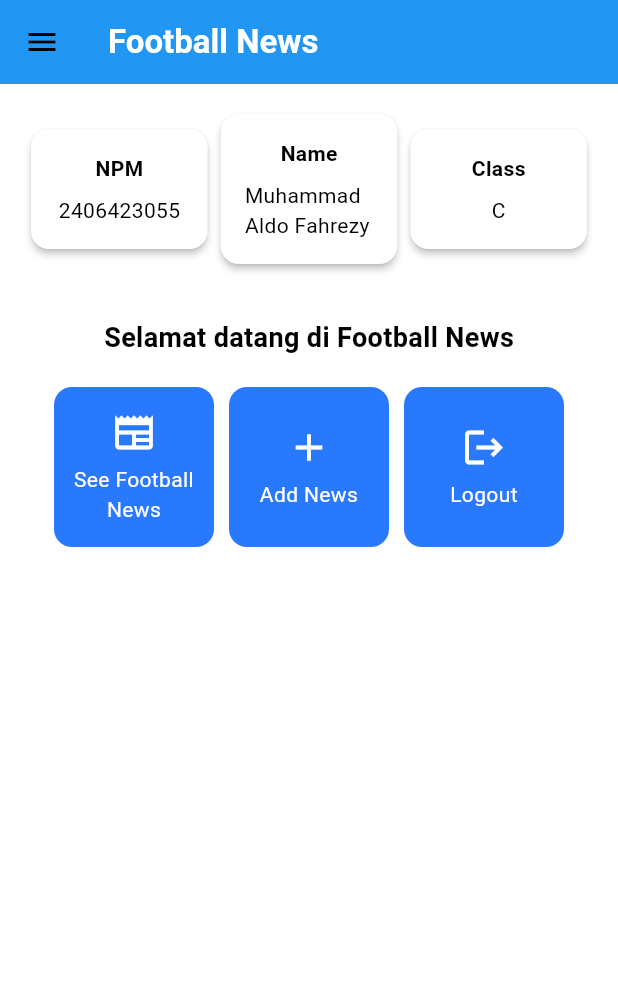
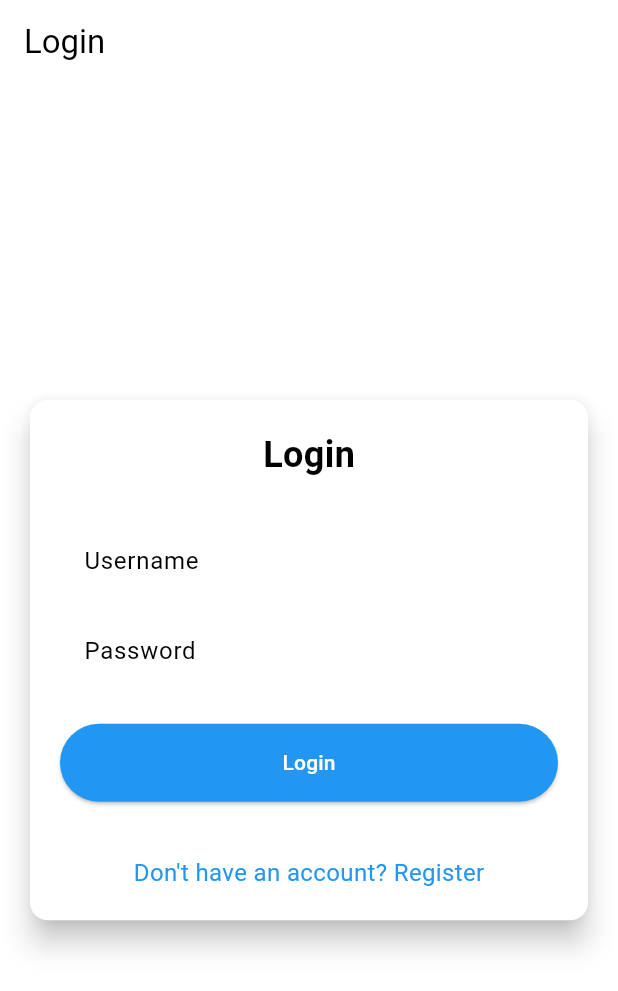
Before and after one commit to aldofahrezy/football-news-mobile, a Flutter app: the screen it shows after launch, on a phone screen of 412 x 824 dp. Shown: the top 991 px of the screen. Run offline on Flutter 3.47's test engine with Material 3 defaults, Android fonts, the phone set to English and light mode, and no system bars; missing offline and left inert: pbp_django_auth.

Commit message:
Auth features: Login and Register

```diff
--- a/lib/main.dart
+++ b/lib/main.dart
@@ -1,5 +1,8 @@
 import 'package:flutter/material.dart';
+import 'package:football_news/screens/login.dart';
 import 'package:football_news/screens/menu.dart';
+import 'package:pbp_django_auth/pbp_django_auth.dart';
+import 'package:provider/provider.dart';
 
 void main() {
   runApp(const MyApp());
@@ -11,8 +14,13 @@ class MyApp extends StatelessWidget {
   // This widget is the root of your application.
   @override
   Widget build(BuildContext context) {
-    return MaterialApp(
-      title: 'Flutter Demo',
+    return Provider(
+      create: (_) {
+        CookieRequest request = CookieRequest();
+        return request;
+      },
+      child: MaterialApp(
+        title: 'Football News',
         theme: ThemeData(
           // This is the theme of your application.
           //
@@ -33,7 +41,8 @@ class MyApp extends StatelessWidget {
             primarySwatch: Colors.blue,
           ).copyWith(secondary: Colors.blueAccent[400]),
         ),
-      home: MyHomePage(),
+        home: const LoginPage(),
+      ),
     );
   }
 }
--- /dev/null
+++ b/lib/screens/login.dart
@@ -0,0 +1,184 @@
+import 'package:football_news/screens/menu.dart';
+import 'package:flutter/material.dart';
+import 'package:pbp_django_auth/pbp_django_auth.dart';
+import 'package:provider/provider.dart';
+import 'package:football_news/screens/register.dart';
+
+void main() {
+  runApp(const LoginApp());
+}
+
+class LoginApp extends StatelessWidget {
+  const LoginApp({super.key});
+
+  @override
+  Widget build(BuildContext context) {
+    return MaterialApp(
+      title: 'Login',
+      theme: ThemeData(
+        useMaterial3: true,
+        colorScheme: ColorScheme.fromSwatch(
+          primarySwatch: Colors.blue,
+        ).copyWith(secondary: Colors.blueAccent[400]),
+      ),
+      home: const LoginPage(),
+    );
+  }
+}
+
+class LoginPage extends StatefulWidget {
+  const LoginPage({super.key});
+
+  @override
+  State<LoginPage> createState() => _LoginPageState();
+}
+
+class _LoginPageState extends State<LoginPage> {
+  final TextEditingController _usernameController = TextEditingController();
+  final TextEditingController _passwordController = TextEditingController();
+
+  @override
+  Widget build(BuildContext context) {
+    final request = context.watch<CookieRequest>();
+
+    return Scaffold(
+      appBar: AppBar(title: const Text('Login')),
+      body: Center(
+        child: SingleChildScrollView(
+          padding: const EdgeInsets.all(16.0),
+          child: Card(
+            elevation: 8,
+            shape: RoundedRectangleBorder(
+              borderRadius: BorderRadius.circular(12.0),
+            ),
+            child: Padding(
+              padding: const EdgeInsets.all(20.0),
+              child: Column(
+                mainAxisSize: MainAxisSize.min,
+                children: [
+                  const Text(
+                    'Login',
+                    style: TextStyle(
+                      fontSize: 24.0,
+                      fontWeight: FontWeight.bold,
+                    ),
+                  ),
+                  const SizedBox(height: 30.0),
+                  TextField(
+                    controller: _usernameController,
+                    decoration: const InputDecoration(
+                      labelText: 'Username',
+                      hintText: 'Enter your username',
+                      border: OutlineInputBorder(
+                        borderRadius: BorderRadius.all(Radius.circular(12.0)),
+                      ),
+                      contentPadding: EdgeInsets.symmetric(
+                        horizontal: 12.0,
+                        vertical: 8.0,
+                      ),
+                    ),
+                  ),
+                  const SizedBox(height: 12.0),
+                  TextField(
+                    controller: _passwordController,
+                    decoration: const InputDecoration(
+                      labelText: 'Password',
+                      hintText: 'Enter your password',
+                      border: OutlineInputBorder(
+                        borderRadius: BorderRadius.all(Radius.circular(12.0)),
+                      ),
+                      contentPadding: EdgeInsets.symmetric(
+                        horizontal: 12.0,
+                        vertical: 8.0,
+                      ),
+                    ),
+                    obscureText: true,
+                  ),
+                  const SizedBox(height: 24.0),
+                  ElevatedButton(
+                    onPressed: () async {
+                      String username = _usernameController.text;
+                      String password = _passwordController.text;
+
+                      // Check credentials
+                      // TODO: Change the URL and don't forget to add trailing slash (/) at the end of URL!
+                      // To connect Android emulator with Django on localhost, use URL http://10.0.2.2/
+                      // If you using chrome,  use URL http://localhost:8000
+                      final response = await request.login(
+                        "http://localhost:8000/auth/login/",
+                        {'username': username, 'password': password},
+                      );
+
+                      if (request.loggedIn) {
+                        String message = response['message'];
+                        String uname = response['username'];
+                        if (context.mounted) {
+                          Navigator.pushReplacement(
+                            context,
+                            MaterialPageRoute(
+                              builder: (context) => MyHomePage(),
+                            ),
+                          );
+                          ScaffoldMessenger.of(context)
+                            ..hideCurrentSnackBar()
+                            ..showSnackBar(
+                              SnackBar(
+                                content: Text("$message Welcome, $uname."),
+                              ),
+                            );
+                        }
+                      } else {
+                        if (context.mounted) {
+                          showDialog(
+                            context: context,
+                            builder: (context) => AlertDialog(
+                              title: const Text('Login Failed'),
+                              content: Text(response['message']),
+                              actions: [
+                                TextButton(
+                                  child: const Text('OK'),
+                                  onPressed: () {
+                                    Navigator.pop(context);
+                                  },
+                                ),
+                              ],
+                            ),
+                          );
+                        }
+                      }
+                    },
+                    style: ElevatedButton.styleFrom(
+                      foregroundColor: Colors.white,
+                      minimumSize: Size(double.infinity, 50),
+                      backgroundColor: Theme.of(context).colorScheme.primary,
+                      padding: const EdgeInsets.symmetric(vertical: 16.0),
+                    ),
+                    child: const Text('Login'),
+                  ),
+                  const SizedBox(height: 36.0),
+                  GestureDetector(
+                    onTap: () {
+                      Navigator.push(
+                        context,
+                        MaterialPageRoute(
+                          builder: (context) => const RegisterPage(),
+                        ),
+                      );
+                    },
+                    child: Text(
+                      'Don\'t have an account? Register',
+                      style: TextStyle(
+                        color: Theme.of(context).colorScheme.primary,
+                        fontSize: 16.0,
+                      ),
+                    ),
+                  ),
+                ],
+              ),
+            ),
+          ),
+        ),
+      ),
+    );
+  }
+}
--- a/pubspec.yaml
+++ b/pubspec.yaml
@@ -34,6 +34,8 @@ dependencies:
   # The following adds the Cupertino Icons font to your application.
   # Use with the CupertinoIcons class for iOS style icons.
   cupertino_icons: ^1.0.8
+  provider: ^6.1.5+1
+  pbp_django_auth: ^0.4.0
 
 dev_dependencies:
   flutter_test:
```
Also changed, not shown: lib/screens/register.dart (added, +174 -0 lines), pubspec.lock, 1 other file. Lines whose indentation alone changed are shown as unchanged.
